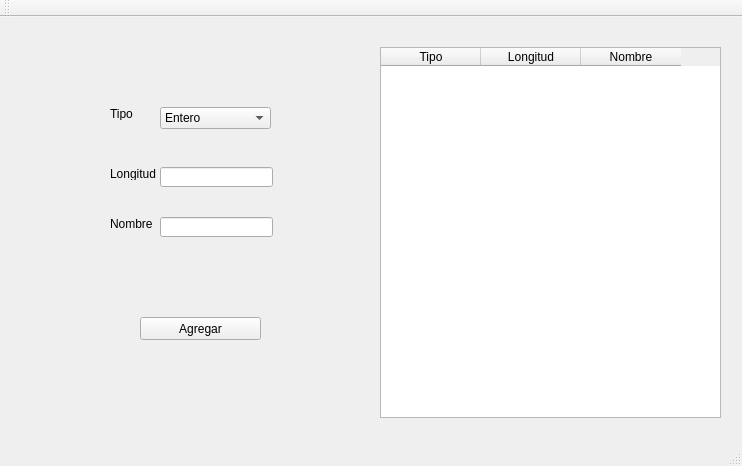
This is mwindow.ui in jcespinoza/MotorBaseDeDatos as Qt 5 draws it before an edit. The edited form follows.
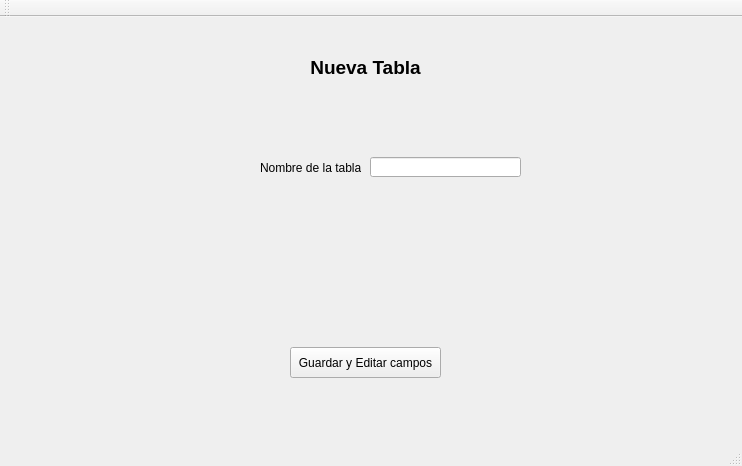
This is the edited form. The open tabs and pages were chosen to show the change.

Diff of the .ui file:
```diff
--- a/mwindow.ui
+++ b/mwindow.ui
@@ -102,6 +102,70 @@
       </property>
      </widget>
     </widget>
+    <widget class="QWidget" name="pgNuevaTabla">
+     <widget class="QPushButton" name="pbCrearTabla">
+      <property name="geometry">
+       <rect>
+        <x>280</x>
+        <y>320</y>
+        <width>151</width>
+        <height>31</height>
+       </rect>
+      </property>
+      <property name="text">
+       <string>Guardar y Editar campos</string>
+      </property>
+     </widget>
+     <widget class="QLabel" name="label_6">
+      <property name="geometry">
+       <rect>
+        <x>250</x>
+        <y>130</y>
+        <width>101</width>
+        <height>21</height>
+       </rect>
+      </property>
+      <property name="text">
+       <string>Nombre de la tabla:</string>
+      </property>
+     </widget>
+     <widget class="QLineEdit" name="leNombreTabla">
+      <property name="geometry">
+       <rect>
+        <x>360</x>
+        <y>130</y>
+        <width>151</width>
+        <height>20</height>
+       </rect>
+      </property>
+      <property name="maxLength">
+       <number>50</number>
+      </property>
+     </widget>
+     <widget class="QLabel" name="label_7">
+      <property name="geometry">
+       <rect>
+        <x>230</x>
+        <y>30</y>
+        <width>251</width>
+        <height>21</height>
+       </rect>
+      </property>
+      <property name="font">
+       <font>
+        <pointsize>14</pointsize>
+        <weight>75</weight>
+        <bold>true</bold>
+       </font>
+      </property>
+      <property name="text">
+       <string>Nueva Tabla</string>
+      </property>
+      <property name="alignment">
+       <set>Qt::AlignCenter</set>
+      </property>
+     </widget>
+    </widget>
     <widget class="QWidget" name="pgAdicionCampos">
      <widget class="QTableWidget" name="twCampos">
       <property name="geometry">
@@ -132,13 +196,13 @@
       <property name="geometry">
        <rect>
         <x>130</x>
-        <y>290</y>
+        <y>240</y>
         <width>121</width>
-        <height>23</height>
+        <height>31</height>
        </rect>
       </property>
       <property name="text">
-       <string>Agregar</string>
+       <string>Agregar Campo</string>
       </property>
      </widget>
      <widget class="QLabel" name="label">
@@ -176,6 +240,9 @@
         <height>22</height>
        </rect>
       </property>
+      <property name="currentIndex">
+       <number>0</number>
+      </property>
       <item>
        <property name="text">
         <string>Entero</string>
```
Left out of the diff: 80 changed lines with no effect on the pictures.
